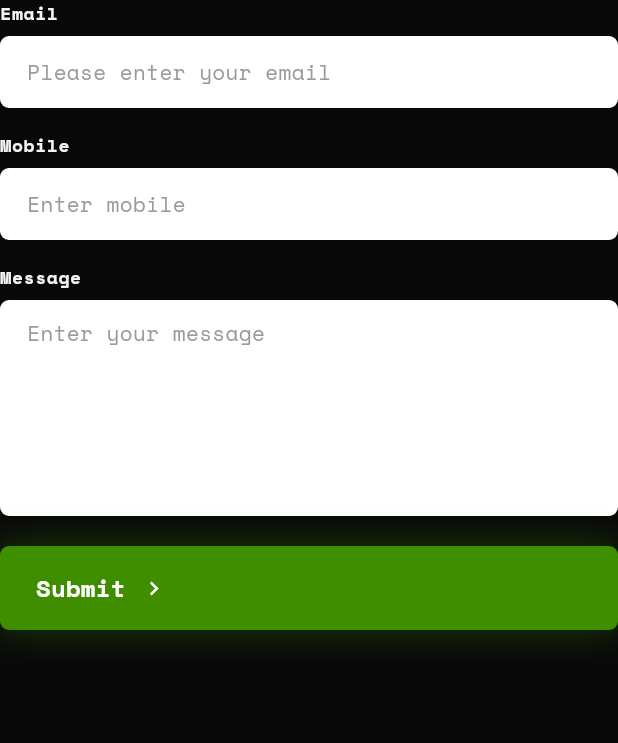
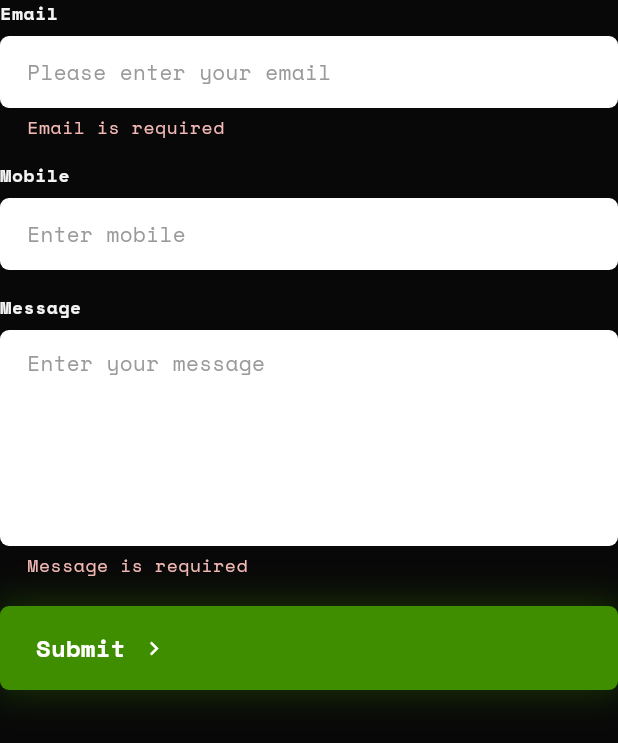
Before and after one commit to Toby-Hacker/toby-portofolio, a Flutter app: the _ContactForm widget shown alone on an empty page, opened directly with empty values, after a tap on "Submit", on a phone screen of 412 x 824 dp. Shown: the top 743 px of the screen. Run offline on Flutter 3.47's test engine with Material 3 defaults, Android fonts, the phone set to English and light mode, and no system bars; our stand-ins replace equatable, flutter_bloc, flutter_svg, go_router, google_fonts.

Commit message:
email setup

```diff
--- /dev/null
+++ b/lib/data/services/resend_email_service.dart
@@ -0,0 +1,58 @@
+import 'dart:convert';
+
+import 'package:http/http.dart' as http;
+
+class ResendEmailService {
+  ResendEmailService({
+    required this.endpoint,
+    http.Client? client,
+  }) : _client = client ?? http.Client();
+
+  final String endpoint;
+  final http.Client _client;
+
+  Future<void> sendContactMessage({
+    required String replyToEmail,
+    required String mobile,
+    required String message,
+  }) async {
+    final response = await _client.post(
+      Uri.parse(endpoint),
+      headers: const {
+        'Content-Type': 'application/json',
+        'Accept': 'application/json',
+      },
+      body: jsonEncode({
+        'email': replyToEmail,
+        'mobile': mobile,
+        'message': message,
+      }),
+    );
+
+    if (response.statusCode >= 200 && response.statusCode < 300) {
+      return;
+    }
+
+    throw Exception(_readErrorMessage(response));
+  }
+
+  void dispose() {
+    _client.close();
+  }
+
+  String _readErrorMessage(http.Response response) {
+    try {
+      final body = jsonDecode(response.body);
+      if (body is Map<String, dynamic>) {
+        final message = body['message'];
+        if (message is String && message.trim().isNotEmpty) {
+          return message;
+        }
+      }
+    } catch (_) {
+      // Fall back to a generic HTTP error below.
+    }
+
+    return 'Request failed with status ${response.statusCode}.';
+  }
+}
--- a/lib/features/home/sections/contact_section.dart
+++ b/lib/features/home/sections/contact_section.dart
@@ -5,6 +5,7 @@ import '../../../core/theme/app_colors.dart';
 import '../../../core/widgets/glow_button.dart';
 import '../../../core/widgets/max_width.dart';
 import '../../../core/widgets/section_header.dart';
+import '../../../data/services/resend_email_service.dart';
 
 class ContactSection extends StatelessWidget {
   const ContactSection({super.key});
@@ -47,62 +48,130 @@ class _ContactForm extends StatefulWidget {
 }
 
 class _ContactFormState extends State<_ContactForm> {
+  static const _contactApiUrl = String.fromEnvironment(
+    'CONTACT_API_URL',
+    defaultValue: 'http://localhost:5000/api/contact',
+  );
+
+  final _formKey = GlobalKey<FormState>();
   final _emailController = TextEditingController();
   final _mobileController = TextEditingController();
   final _messageController = TextEditingController();
+  late final ResendEmailService _emailService = ResendEmailService(
+    endpoint: _contactApiUrl,
+  );
+  bool _isSubmitting = false;
 
   @override
   void dispose() {
     _emailController.dispose();
     _mobileController.dispose();
     _messageController.dispose();
+    _emailService.dispose();
     super.dispose();
   }
 
   @override
   Widget build(BuildContext context) {
     final l10n = widget.l10n;
-    final fieldStyle = Theme.of(context).textTheme.bodyMedium?.copyWith(
-          color: const Color(0xFF111111),
-        );
-    return Column(
+    final fieldStyle = Theme.of(
+      context,
+    ).textTheme.bodyMedium?.copyWith(color: const Color(0xFF111111));
+    return Form(
+      key: _formKey,
+      child: Column(
         crossAxisAlignment: CrossAxisAlignment.stretch,
         children: [
           _LabeledField(
             label: l10n.contact_email_label,
-          child: TextField(
+            child: TextFormField(
               controller: _emailController,
               style: fieldStyle,
+              keyboardType: TextInputType.emailAddress,
+              validator: _validateEmail,
               decoration: InputDecoration(hintText: l10n.contact_email_hint),
             ),
           ),
           const SizedBox(height: 16),
           _LabeledField(
             label: l10n.contact_mobile_label,
-          child: TextField(
+            child: TextFormField(
               controller: _mobileController,
               style: fieldStyle,
+              keyboardType: TextInputType.phone,
               decoration: InputDecoration(hintText: l10n.contact_mobile_hint),
             ),
           ),
           const SizedBox(height: 16),
           _LabeledField(
             label: l10n.contact_message_label,
-          child: TextField(
+            child: TextFormField(
               controller: _messageController,
               maxLines: 6,
               style: fieldStyle,
+              validator: _validateMessage,
               decoration: InputDecoration(hintText: l10n.contact_message_hint),
             ),
           ),
           const SizedBox(height: 20),
           GlowButton(
-          label: l10n.contact_submit,
-          onPressed: () {},
+            label: _isSubmitting ? 'Sending...' : l10n.contact_submit,
+            onPressed: _isSubmitting ? null : _submit,
             padding: const EdgeInsets.symmetric(horizontal: 24, vertical: 16),
           ),
         ],
+      ),
     );
+  }
+
+  String? _validateEmail(String? value) {
+    final email = value?.trim() ?? '';
+    if (email.isEmpty) return 'Email is required';
+    if (!RegExp(r'^[^@\s]+@[^@\s]+\.[^@\s]+$').hasMatch(email)) {
+      return 'Enter a valid email';
+    }
+    return null;
+  }
+
+  String? _validateMessage(String? value) {
+    final message = value?.trim() ?? '';
+    if (message.isEmpty) return 'Message is required';
+    if (message.length < 10) return 'Message is too short';
+    return null;
+  }
+
+  Future<void> _submit() async {
+    if (!_formKey.currentState!.validate()) return;
+
+    FocusScope.of(context).unfocus();
+    setState(() => _isSubmitting = true);
+
+    try {
+      await _emailService.sendContactMessage(
+        replyToEmail: _emailController.text.trim(),
+        mobile: _mobileController.text.trim(),
+        message: _messageController.text.trim(),
+      );
+
+      if (!mounted) return;
+
+      _emailController.clear();
+      _mobileController.clear();
+      _messageController.clear();
+
+      ScaffoldMessenger.of(context).showSnackBar(
+        const SnackBar(content: Text('Message sent successfully.')),
+      );
+    } catch (error) {
+      if (!mounted) return;
+      ScaffoldMessenger.of(
+        context,
+      ).showSnackBar(SnackBar(content: Text('Failed to send message: $error')));
+    } finally {
+      if (mounted) {
+        setState(() => _isSubmitting = false);
+      }
+    }
   }
 }
 
--- a/pubspec.yaml
+++ b/pubspec.yaml
@@ -40,6 +40,7 @@ dependencies:
   equatable: ^2.0.5
   go_router: ^14.2.7
   google_fonts: ^6.2.1
+  http: ^1.3.0
   intl: ^0.20.2
   url_launcher: ^6.3.0
   flutter_svg: ^2.1.0
```
Also changed, not shown: pubspec.lock. Lines whose indentation alone changed are shown as unchanged.
